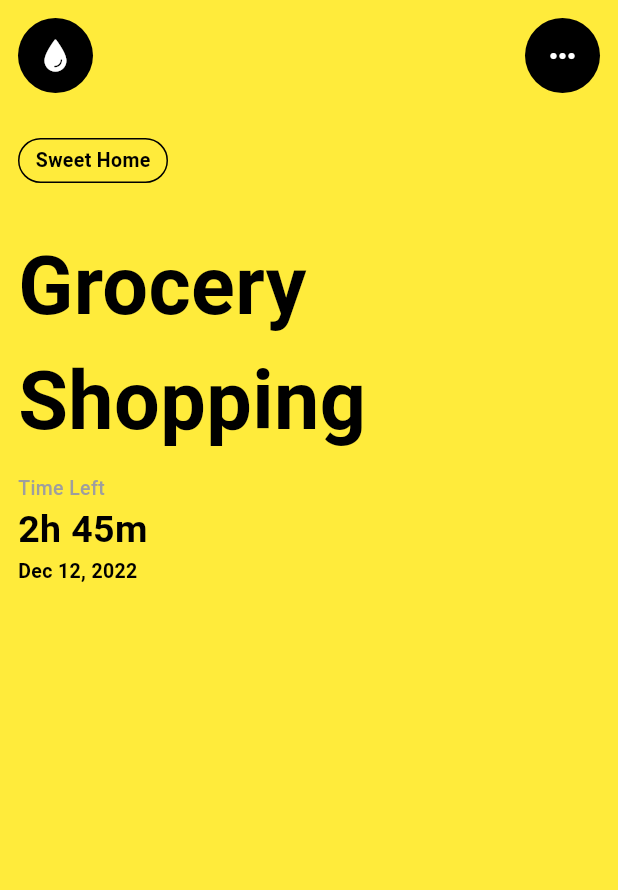
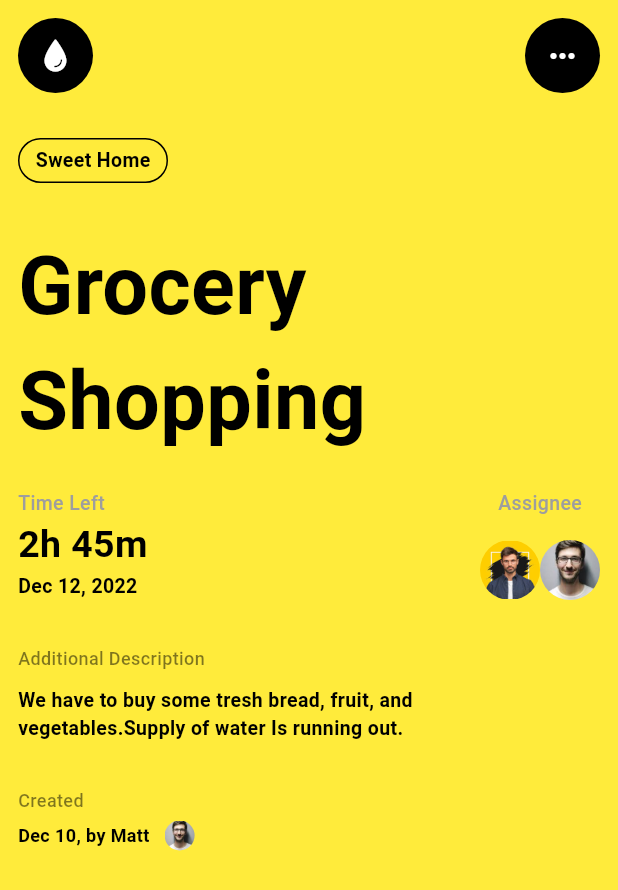
Before and after one commit to kutigbolahan/Dribble-Task, a Flutter app: the HomePageDetails screen opened directly, on a phone screen of 412 x 824 dp. Shown: the top 890 px of the screen. Run offline on Flutter 3.47's test engine with Material 3 defaults, Android fonts, the phone set to English and light mode, and no system bars.

Commit message:
almost done with details page

```diff
--- a/lib/homePage_details.dart
+++ b/lib/homePage_details.dart
@@ -43,13 +43,13 @@ class HomePageDetails extends StatelessWidget {
                 height: 30,
               ),
               Container(
-                padding: EdgeInsets.all(2),
+                padding: const EdgeInsets.all(2),
                 width: 100,
                 height: 30,
                 decoration: BoxDecoration(
                     borderRadius: BorderRadius.circular(40),
                     border: Border.all(color: Colors.black)),
-                child: Center(
+                child: const Center(
                   child: Text('Sweet Home',
                       style: TextStyle(
                         color: Colors.black,
@@ -68,11 +68,12 @@ class HomePageDetails extends StatelessWidget {
                     fontWeight: FontWeight.bold,
                   )),
               const SizedBox(
-                height: 10,
+                height: 20,
               ),
               Row(
+                mainAxisAlignment: MainAxisAlignment.spaceBetween,
                 children: [
-                  Column(
+                  const Column(
                     crossAxisAlignment: CrossAxisAlignment.start,
                     children: [
                       Text('Time Left',
@@ -94,7 +95,86 @@ class HomePageDetails extends StatelessWidget {
                             fontWeight: FontWeight.bold,
                           )),
                     ],
+                  ),
+                  Column(
+                    children: [
+                      const Text('Assignee',
+                          style: TextStyle(
+                            color: Colors.grey,
+                            fontSize: 13,
+                            fontWeight: FontWeight.w500,
+                          )),
+                      const SizedBox(
+                        height: 15,
+                      ),
+                      Row(
+                        children: [
+                          ClipOval(
+                              child: Image.asset(
+                            'assets/images/image2.jpeg',
+                            width: 40,
+                            height: 40,
+                          )),
+                          ClipOval(
+                              child: Image.asset(
+                            'assets/images/image3.jpeg',
+                            width: 40,
+                            height: 40,
+                          )),
+                        ],
+                      ),
+                    ],
                   )
+                ],
+              ),
+              const SizedBox(
+                height: 30,
+              ),
+              Text('Additional Description',
+                  style: TextStyle(
+                    color: Colors.black.withOpacity(0.5),
+                    fontSize: 12,
+                    fontWeight: FontWeight.w500,
+                  )),
+              const SizedBox(
+                height: 10,
+              ),
+              const Text(
+                  'We have to buy some tresh bread, fruit, and \nvegetables.Supply of water Is running out.',
+                  style: TextStyle(
+                    color: Colors.black,
+                    fontSize: 13,
+                    fontWeight: FontWeight.w600,
+                  )),
+              const SizedBox(
+                height: 30,
+              ),
+              Text('Created ',
+                  style: TextStyle(
+                    color: Colors.black.withOpacity(0.5),
+                    fontSize: 12,
+                    fontWeight: FontWeight.w500,
+                  )),
+              const SizedBox(
+                height: 5,
+              ),
+              Row(
+                children: [
+                  const Text('Dec 10, by Matt',
+                      style: TextStyle(
+                        color: Colors.black,
+                        fontSize: 12,
+                        fontWeight: FontWeight.w700,
+                      )),
+                  const SizedBox(
+                    width: 10,
+                  ),
+                  ClipOval(
+                      child: Image.asset(
+                    'assets/images/image3.jpeg',
+                    width: 20,
+                    height: 20,
+                  )),
                 ],
               )
             ],
```
